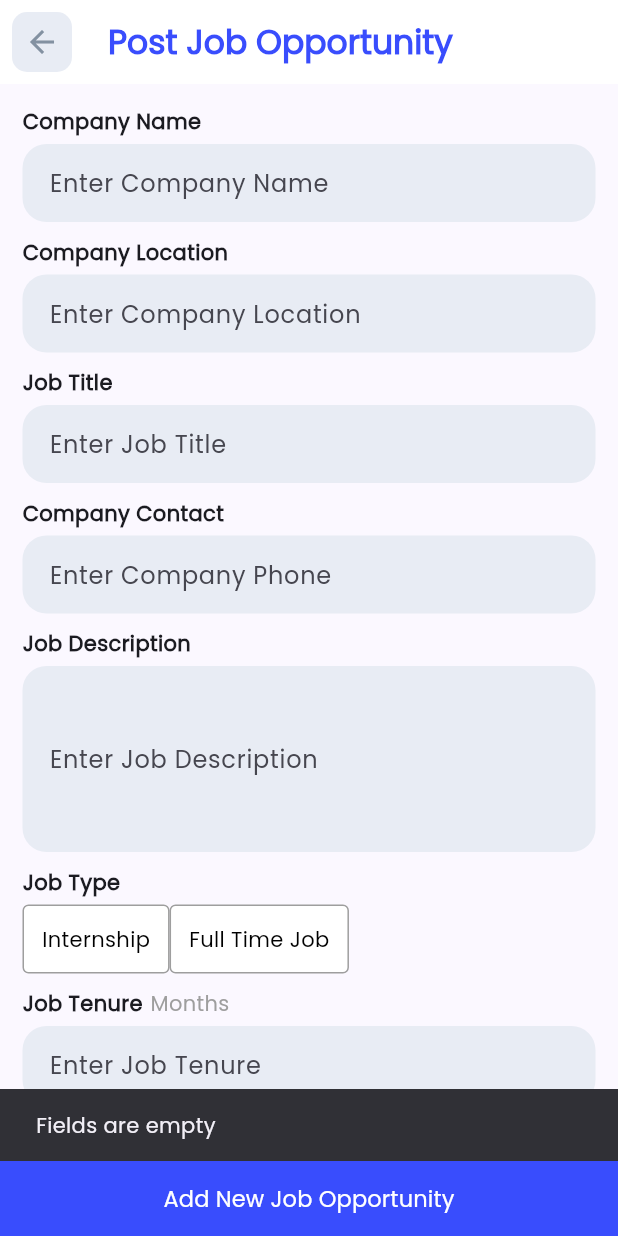
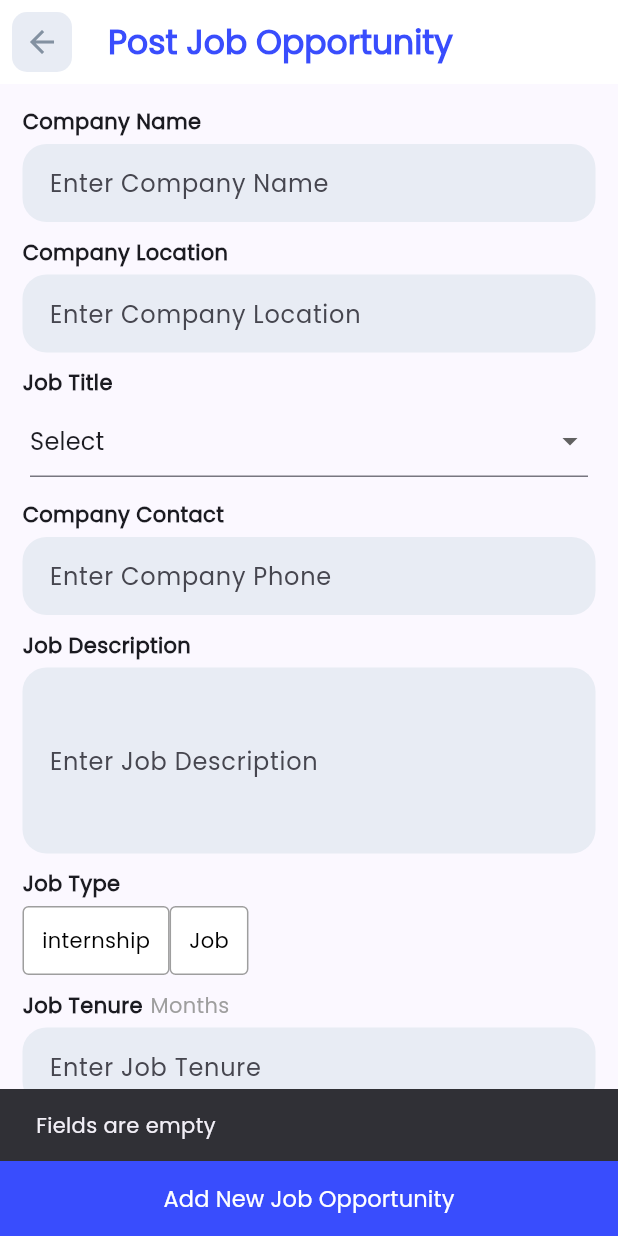
Before and after one commit to djunicode/noteng, a Flutter app: the AddNewJob screen opened directly, after a tap on "Add New Job Opportunity", on a phone screen of 412 x 824 dp. Run offline on Flutter 3.47's test engine with Material 3 defaults, Android fonts, the phone set to English and light mode, and no system bars; our stand-ins replace dio, file_picker, flutter_rating_bar, flutter_svg, font_awesome_flutter, get and 5 more; missing offline and left inert: flutter_neat_and_clean_calendar, syncfusion_flutter_pdfviewer; accounts and stored records are empty.

Commit message:
add job fix

```diff
--- a/lib/pages/Job/add_new_job.dart
+++ b/lib/pages/Job/add_new_job.dart
@@ -1,4 +1,5 @@
 import 'package:flutter/material.dart';
+import 'package:get/get.dart';
 import 'package:noteng/Widgets/app_bar_widget.dart';
 import 'package:noteng/Widgets/button_widget.dart';
 import 'package:noteng/Widgets/chip_selection_widget.dart';
@@ -31,7 +32,7 @@ class _AddNewJobState extends State<AddNewJob> {
     if (_companyName.text.isEmpty ||
         _jobTitle.text.isEmpty ||
         _selectedJobType.isEmpty ||
-        _selectedWorkMode.isEmpty ||
+        _selectedWorkType.isEmpty ||
         _location.text.isEmpty ||
         _contact.text.isEmpty ||
         _requirements.text.isEmpty ||
@@ -41,7 +42,7 @@ class _AddNewJobState extends State<AddNewJob> {
       ScaffoldMessenger.of(context).showSnackBar(
         SnackBar(content: Text('Fields are empty')),
       );
-      print("Please fill all fields and select at least one file");
+      print("Please fill all fields");
       return;
     }
 
@@ -56,22 +57,29 @@ class _AddNewJobState extends State<AddNewJob> {
         company: _companyName.text,
         contactNo: _contact.text,
         description: _description.text,
-        durationInMonths: _tenure.hashCode,
+        durationInMonths: int.parse(_tenure.text),
         jobTitle: _jobTitle.text,
         location: _location.text,
-        mode: _selectedWorkMode,
+        mode: _selectedWorkType,
         requirements: _requirements.text,
         subtype: _selectedJobType,
         user: sapid);
 
     try {
       Job addNewJob = await JobRepo.createJob(job);
+
+      if (addNewJob.jobId != null) {
+        ScaffoldMessenger.of(context).showSnackBar(
+          SnackBar(
+              content: Text('Job created successfully: ${addNewJob.jobTitle}')),
+        );
+        Get.back();
+      } else {
+        ScaffoldMessenger.of(context).showSnackBar(
+          SnackBar(content: Text('Job creation failed')),
+        );
+      }
       // Handle success
-      ScaffoldMessenger.of(context).showSnackBar(
-        SnackBar(
-            content: Text('Job created successfully: ${addNewJob.jobTitle}')),
-      );
-      print("Job created successfully: ${addNewJob.jobTitle}");
     } catch (e) {
       // Handle error
       ScaffoldMessenger.of(context).showSnackBar(
@@ -137,10 +145,65 @@ class _AddNewJobState extends State<AddNewJob> {
                       "Job Title",
                       style: TextStyle(fontWeight: FontWeight.w600),
                     ),
-                    const SizedBox(height: 5),
-                    textFieldWidget(
-                      hintText: "Enter Job Title",
-                      controller: _jobTitle,
+                    Padding(
+                      padding: const EdgeInsets.all(5),
+                      child: DropdownButtonFormField<String>(
+                        hint: const Text('Select'),
+                        value: _jobTitle.text,
+                        onChanged: (value) {
+                          setState(
+                            () {
+                              _jobTitle.text = value!;
+                            },
+                          );
+                        },
+                        items: const [
+                          DropdownMenuItem(
+                            value: '',
+                            child: Text('Select'),
+                          ),
+                          DropdownMenuItem(
+                            value: 'Software Engineer',
+                            child: Text('Software Engineer'),
+                          ),
+                          DropdownMenuItem(
+                            value: 'Data Analyst',
+                            child: Text('Data Analyst'),
+                          ),
+                          DropdownMenuItem(
+                            value: 'Web Developer',
+                            child: Text('Web Developer'),
+                          ),
+                          DropdownMenuItem(
+                            value: 'UI/UX Designer',
+                            child: Text('UI/UX Designer'),
+                          ),
+                          DropdownMenuItem(
+                            value: 'Project Manager',
+                            child: Text('Project Manager'),
+                          ),
+                          DropdownMenuItem(
+                            value: 'Business Analyst',
+                            child: Text('Business Analyst'),
+                          ),
+                          DropdownMenuItem(
+                            value: 'Bakend Developer',
+                            child: Text('Bakend Developer'),
+                          ),
+                          DropdownMenuItem(
+                            value: 'Frontend Developer',
+                            child: Text('Frontend Developer'),
+                          ),
+                          DropdownMenuItem(
+                            value: 'Fullstack Developer',
+                            child: Text('Fullstack Developer'),
+                          ),
+                          DropdownMenuItem(
+                            value: 'Machine Learning Engineer',
+                            child: Text('Machine Learning Engineer'),
+                          ),
+                        ],
+                      ),
                     ),
                   ],
                 ),
@@ -196,7 +259,7 @@ class _AddNewJobState extends State<AddNewJob> {
                     ),
                     const SizedBox(height: 5),
                     ChipSelectionWidget(
-                      options: ["Internship", "Full Time Job"],
+                      options: ["internship", "Job"],
                       onTypeSelected: (selectedType) {
                         setState(() {
                           _selectedJobType = selectedType;
@@ -269,7 +332,7 @@ class _AddNewJobState extends State<AddNewJob> {
                     ),
                     const SizedBox(height: 5),
                     ChipSelectionWidget(
-                      options: const ["Full Time", "Part Time"],
+                      options: const ["Offline", "Online", "Hybrid", "Remote"],
                       onTypeSelected: (selectedType) {
                         setState(() {
                           _selectedWorkType = selectedType;
@@ -280,27 +343,27 @@ class _AddNewJobState extends State<AddNewJob> {
                 ),
               ),
 
-              Padding(
-                padding: const EdgeInsets.only(bottom: 10),
-                child: Column(
-                  crossAxisAlignment: CrossAxisAlignment.start,
-                  children: [
-                    const Text(
-                      "Work Mode",
-                      style: TextStyle(fontWeight: FontWeight.w600),
-                    ),
-                    const SizedBox(height: 5),
-                    ChipSelectionWidget(
-                      onTypeSelected: (selectedMode) {
-                        setState(() {
-                          _selectedWorkMode = selectedMode;
-                        });
-                      },
-                      options: const ["Online", "Offline"],
-                    ),
-                  ],
-                ),
-              ),
+              // Padding(
+              //   padding: const EdgeInsets.only(bottom: 10),
+              //   child: Column(
+              //     crossAxisAlignment: CrossAxisAlignment.start,
+              //     children: [
+              //       const Text(
+              //         "Work Mode",
+              //         style: TextStyle(fontWeight: FontWeight.w600),
+              //       ),
+              //       const SizedBox(height: 5),
+              //       ChipSelectionWidget(
+              //         onTypeSelected: (selectedMode) {
+              //           setState(() {
+              //             _selectedWorkMode = selectedMode;
+              //           });
+              //         },
+              //         options: const ["Online", "Offline"],
+              //       ),
+              //     ],
+              //   ),
+              // ),
             ],
           ),
         ),
--- a/lib/pages/Job/job_details.dart
+++ b/lib/pages/Job/job_details.dart
@@ -150,6 +150,7 @@ class JobDetails extends StatelessWidget {
                     ),
                     const SizedBox(height: 5),
                     Container(
+                      width: double.infinity,
                       padding: const EdgeInsets.all(10),
                       decoration: BoxDecoration(
                           color: secondaryAccentColor,
@@ -173,6 +174,7 @@ class JobDetails extends StatelessWidget {
                     ),
                     const SizedBox(height: 5),
                     Container(
+                      width: double.infinity,
                       padding: const EdgeInsets.all(10),
                       decoration: BoxDecoration(
                           color: secondaryAccentColor,
```
